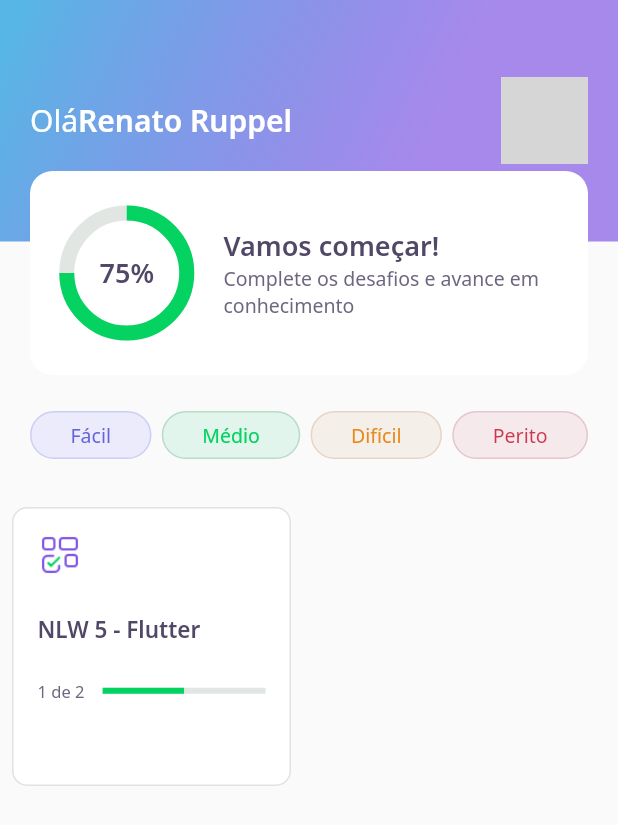
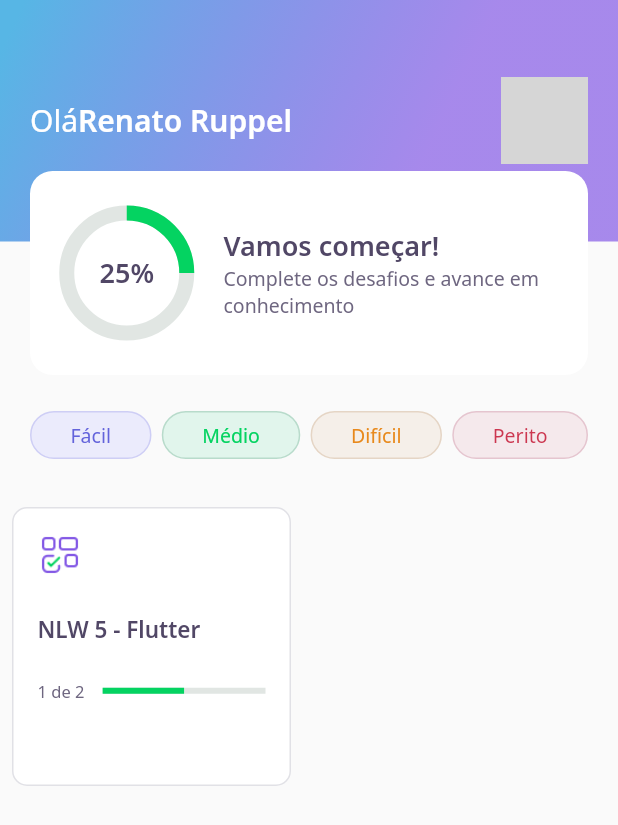
Before and after one commit to HERuppel/nlw5-flutter, a Flutter app: the screen it shows after launch, on a phone screen of 412 x 824 dp. Shown: the top 825 px of the screen. Run offline on Flutter 3.47's test engine with Material 2 defaults, Android fonts, the light colour scheme and no system bars; our stand-ins replace google_fonts, share_plus; accounts and stored records are empty; network calls fail; grey boxes are pictures that could not be loaded.

Commit message:
feat(score): added animation to score percent

```diff
--- a/lib/home/widgets/appbar/appbar_widget.dart
+++ b/lib/home/widgets/appbar/appbar_widget.dart
@@ -46,7 +46,9 @@ class AppBarWidget extends PreferredSize {
                     ),
                     Align(
                         alignment: Alignment(0.0, 1.0),
-                        child: ScoreCardWidget())
+                        child: ScoreCardWidget(
+                          percent: user.score / 100,
+                        ))
                   ],
                 )));
 }
--- a/lib/home/widgets/chart/chart_widget.dart
+++ b/lib/home/widgets/chart/chart_widget.dart
@@ -2,29 +2,57 @@ import 'package:flutter/material.dart';
 import 'package:nlw5/core/app_colors.dart';
 import 'package:nlw5/core/app_text_styles.dart';
 
-class ChartWidget extends StatelessWidget {
-  const ChartWidget({Key? key}) : super(key: key);
+class ChartWidget extends StatefulWidget {
+  final double percent;
+  const ChartWidget({Key? key, required this.percent}) : super(key: key);
+
+  @override
+  State<ChartWidget> createState() => _ChartWidgetState();
+}
+
+class _ChartWidgetState extends State<ChartWidget>
+    with SingleTickerProviderStateMixin {
+  late AnimationController _controller;
+  late Animation<double> _animation;
+
+  void _initAnimation() {
+    _controller =
+        AnimationController(vsync: this, duration: Duration(seconds: 1));
+    _animation =
+        Tween<double>(begin: 0.0, end: widget.percent).animate(_controller);
+    _controller.forward();
+  }
+
+  @override
+  void initState() {
+    _initAnimation();
+    super.initState();
+  }
 
   @override
   Widget build(BuildContext context) {
     return Container(
         height: 80,
         width: 80,
-      child: Stack(children: [
+        child: AnimatedBuilder(
+          animation: _animation,
+          builder: (context, _) => Stack(children: [
             Center(
               child: Container(
                   height: 80,
                   width: 80,
                   child: CircularProgressIndicator(
                     strokeWidth: 10,
-                value: .75,
+                    value: _animation.value,
                     backgroundColor: AppColors.chartSecondary,
                     valueColor:
                         AlwaysStoppedAnimation<Color>(AppColors.chartPrimary),
                   )),
             ),
-        Center(child: Text('75%', style: AppTextStyles.heading))
+            Center(
+                child: Text('${(_animation.value * 100).toInt()}%',
+                    style: AppTextStyles.heading))
           ]),
-    );
+        ));
   }
 }
--- a/lib/home/widgets/score_card/score_card_widget.dart
+++ b/lib/home/widgets/score_card/score_card_widget.dart
@@ -3,7 +3,8 @@ import 'package:nlw5/core/app_text_styles.dart';
 import 'package:nlw5/home/widgets/chart/chart_widget.dart';
 
 class ScoreCardWidget extends StatelessWidget {
-  const ScoreCardWidget({Key? key}) : super(key: key);
+  final double percent;
+  const ScoreCardWidget({Key? key, required this.percent}) : super(key: key);
 
   @override
   Widget build(BuildContext context) {
@@ -17,7 +18,11 @@ class ScoreCardWidget extends StatelessWidget {
             padding: const EdgeInsets.symmetric(horizontal: 24),
             child:
                 Row(crossAxisAlignment: CrossAxisAlignment.center, children: [
-              Expanded(flex: 1, child: ChartWidget()),
+              Expanded(
+                  flex: 1,
+                  child: ChartWidget(
+                    percent: percent,
+                  )),
               Expanded(
                   flex: 3,
                   child: Padding(
```
Lines whose indentation alone changed are shown as unchanged.
